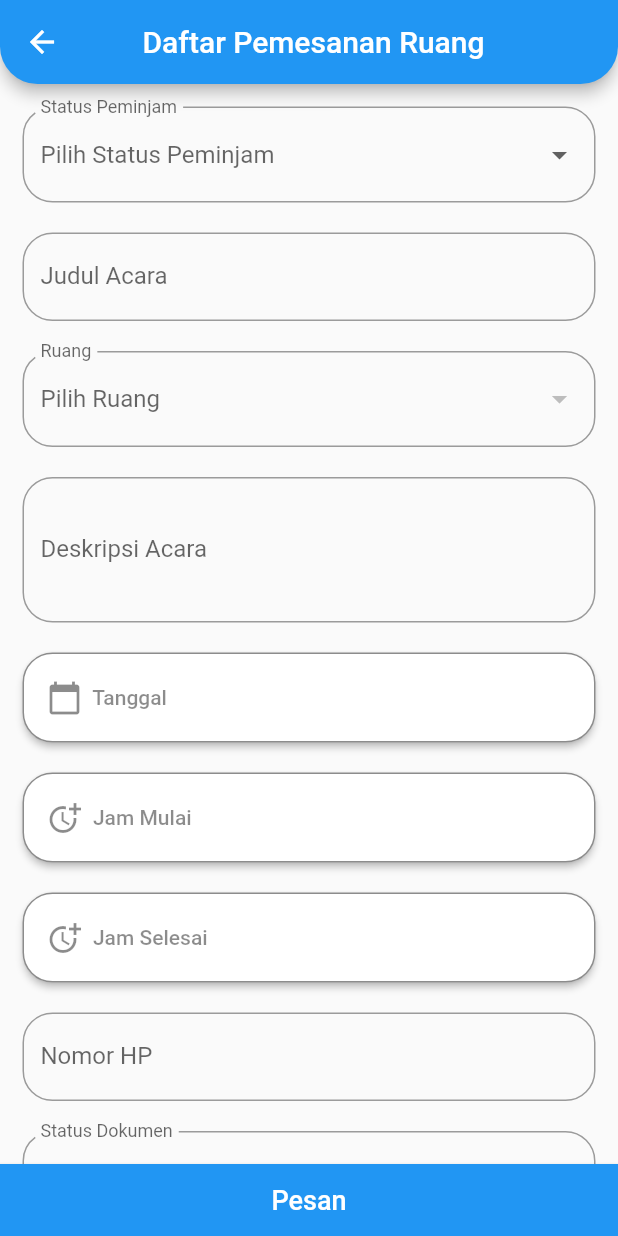
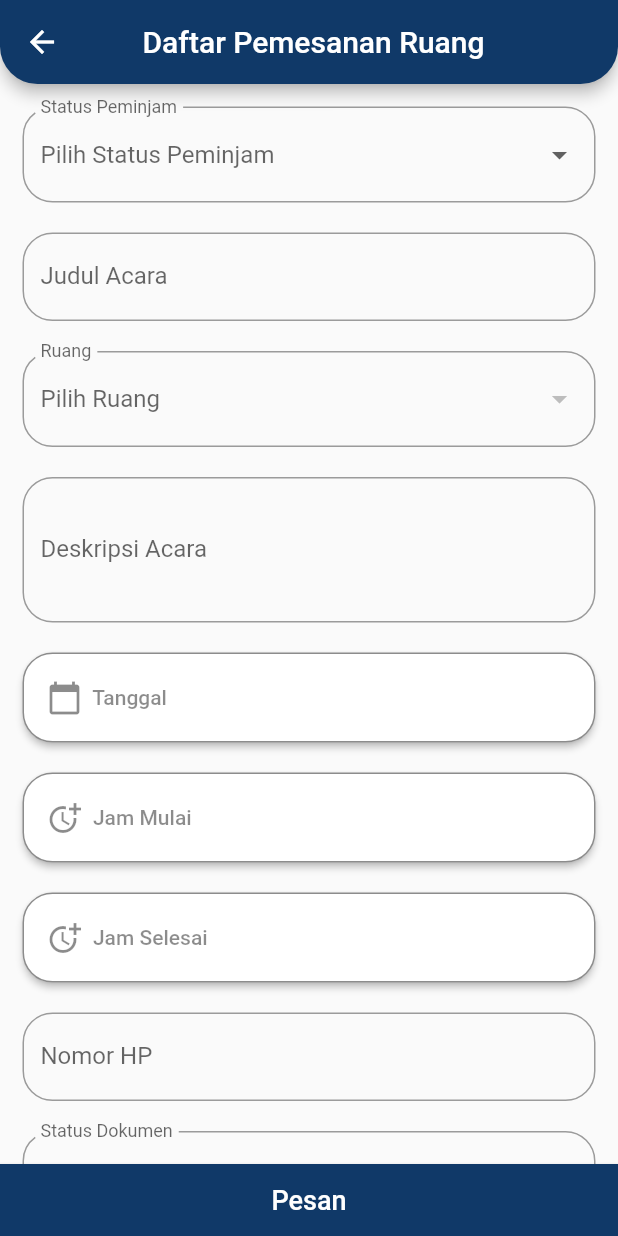
Before and after one commit to fiqriAidin/apk_peminjaman_ruang, a Flutter app: the HomeAdmin screen opened directly, item 4 of the bottom bar chosen, after a tap on "Pesan Ruang", on a phone screen of 412 x 824 dp. Run offline on Flutter 3.47's test engine with Material 2 defaults, Android fonts, the phone set to English and light mode, and no system bars; our stand-ins replace charts_flutter, file_picker, google_nav_bar, introduction_screen, pie_chart; network calls fail.

Commit message:
update warna PENS

```diff
--- a/lib/pages/beranda.dart
+++ b/lib/pages/beranda.dart
@@ -1,6 +1,7 @@
 import 'package:flutter/material.dart';
 import 'package:peminjaman_ruang/pages/login.dart';
 import 'package:charts_flutter/flutter.dart' as charts;
+import 'package:peminjaman_ruang/utils/api.dart';
 import 'package:pie_chart/pie_chart.dart';
 
 //membuat model dalam satu tahun
@@ -84,6 +85,7 @@ class Beranda extends StatelessWidget {
 
     return Scaffold(
       appBar: AppBar(
+        backgroundColor: Color.fromRGBO(16, 57, 104, 1),
         title: Container(
           padding: EdgeInsets.only(left: 50),
           alignment: Alignment.center,
@@ -130,10 +132,18 @@ class Beranda extends StatelessWidget {
                       ),
                     ),
                   ),
-                  const ListNotif(),
-                  const ListNotif(),
-                  const ListNotif(),
-                  const ListNotif(),
+                  FutureBuilder(
+                    future: getDataPesanan(),
+                    builder: (context, snapshot) {
+                      if (snapshot.hasError) print(snapshot.error);
+
+                      return snapshot.hasData
+                          ? ListNotif(data: snapshot.data)
+                          : const Center(
+                              child: CircularProgressIndicator(),
+                            );
+                    },
+                  ),
                 ],
               ),
             ),
@@ -148,36 +158,42 @@ class Beranda extends StatelessWidget {
               ),
             ),
           ),
-          // Card(
-          //   elevation: 5,
-          //   margin: EdgeInsets.all(15),
-          //   child: Container(
-          //     padding: EdgeInsets.all(15),
-          //     child: Row(
-          //       children: [
-          //         Expanded(
-          //           child: Container(
-          //             child: Text(
-          //                 "Ruang Lap Atas sering dilakukan peminjaman dalam bulan ini"),
-          //           ),
-          //         ),
-          //         Expanded(
-          //           child: PieChart(
-          //             chartType: ChartType.ring,
-          //             dataMap: dataMapRuang,
-          //             animationDuration: Duration(milliseconds: 1000),
-          //             chartLegendSpacing: 5,
-          //             // chartRadius: MediaQuery.of(context).size.width / 7.5,
-          //             chartValuesOptions: ChartValuesOptions(
-          //               showChartValuesInPercentage: true,
-          //             ),
-          //             totalValue: 20,
-          //           ),
-          //         ),
-          //       ],
-          //     ),
-          //   ),
-          // ),
+          Card(
+            elevation: 5,
+            margin: EdgeInsets.all(15),
+            shape:
+                RoundedRectangleBorder(borderRadius: BorderRadius.circular(20)),
+            child: Container(
+              padding: EdgeInsets.all(15),
+              child: Row(
+                children: [
+                  Expanded(
+                    child: Container(
+                      child: Text(
+                          "Ruang yang sering dilakukan peminjaman dalam bulan ini adalah Lap Atas"),
+                    ),
+                  ),
+                  Expanded(
+                    child: PieChart(
+                      chartType: ChartType.ring,
+                      dataMap: dataMapRuang,
+                      animationDuration: Duration(milliseconds: 1000),
+                      baseChartColor: Colors.grey.withOpacity(0.5),
+                      colorList: [Colors.greenAccent],
+                      chartRadius: MediaQuery.of(context).size.width / 6,
+                      legendOptions: LegendOptions(
+                        showLegends: false,
+                      ),
+                      chartValuesOptions: ChartValuesOptions(
+                        showChartValuesInPercentage: true,
+                      ),
+                      totalValue: 15,
+                    ),
+                  ),
+                ],
+              ),
+            ),
+          ),
           Card(
             elevation: 5,
             margin: EdgeInsets.all(15),
@@ -267,7 +283,8 @@ class Beranda extends StatelessWidget {
 }
 
 class ListNotif extends StatelessWidget {
-  const ListNotif({Key? key}) : super(key: key);
+  ListNotif({Key? key, this.data}) : super(key: key);
+  var data;
 
   @override
   Widget build(BuildContext context) {
@@ -276,8 +293,8 @@ class ListNotif extends StatelessWidget {
         const Padding(padding: EdgeInsets.only(top: 10)),
         Container(
           alignment: Alignment.topLeft,
-          child: const Text(
-            "22-02-2022 20.00 s/d 22.00",
+          child: Text(
+            "waktuPinjam",
             style: TextStyle(fontSize: 14.0, color: Colors.grey),
           ),
         ),
--- a/lib/pages/create_ruang.dart
+++ b/lib/pages/create_ruang.dart
@@ -135,6 +135,7 @@ class _CreateRuangState extends State<CreateRuang> {
   Widget build(BuildContext context) {
     return Scaffold(
       appBar: AppBar(
+        backgroundColor: Color.fromRGBO(16, 57, 104, 1),
         title: Container(
             alignment: Alignment.center,
             padding: const EdgeInsets.only(right: 50),
@@ -206,13 +207,13 @@ class _CreateRuangState extends State<CreateRuang> {
             }
           },
           style: ElevatedButton.styleFrom(
-            backgroundColor: Theme.of(context).primaryColor,
+            backgroundColor: const Color.fromRGBO(16, 57, 104, 1),
             shape: RoundedRectangleBorder(
               borderRadius: BorderRadius.circular(0),
             ),
           ),
           child: const Text(
-            "Kirim",
+            "Simpan",
             style: TextStyle(fontSize: 18.0, color: Colors.white),
           ),
         ),
--- a/lib/pages/detailPesanan.dart
+++ b/lib/pages/detailPesanan.dart
@@ -86,6 +86,7 @@ class _DetailPesananState extends State<DetailPesanan> {
   Widget build(BuildContext context) {
     return Scaffold(
       appBar: AppBar(
+        backgroundColor: Color.fromRGBO(16, 57, 104, 1),
         title: Container(
             padding: EdgeInsets.only(right: 50),
             alignment: Alignment.center,
--- a/lib/pages/homeAdmin.dart
+++ b/lib/pages/homeAdmin.dart
@@ -52,7 +52,7 @@ class _HomeAdminState extends State<HomeAdmin>
           child: GNav(
             color: Colors.black,
             activeColor: Colors.white,
-            tabBackgroundColor: Colors.blue,
+            tabBackgroundColor: Color.fromRGBO(16, 57, 104, 1),
             gap: 8,
             padding: const EdgeInsets.all(16),
             tabs: [
--- a/lib/pages/homeUsers.dart
+++ b/lib/pages/homeUsers.dart
@@ -50,7 +50,7 @@ class _HomeUsersState extends State<HomeUsers>
           child: GNav(
             color: Colors.black,
             activeColor: Colors.white,
-            tabBackgroundColor: Colors.blue,
+            tabBackgroundColor: Color.fromRGBO(16, 57, 104, 1),
             gap: 8,
             padding: const EdgeInsets.all(16),
             tabs: [
--- a/lib/pages/list_pesanan.dart
+++ b/lib/pages/list_pesanan.dart
@@ -26,6 +26,7 @@ class _ListPesananState extends State<ListPesanan> {
   Widget build(BuildContext context) {
     return Scaffold(
       appBar: AppBar(
+        backgroundColor: Color.fromRGBO(16, 57, 104, 1),
         title: Container(
           padding: EdgeInsets.only(left: 50),
           alignment: Alignment.center,
--- a/lib/pages/list_ruang.dart
+++ b/lib/pages/list_ruang.dart
@@ -26,6 +26,7 @@ class _ListRuangState extends State<ListRuang> {
   Widget build(BuildContext context) {
     return Scaffold(
       appBar: AppBar(
+        backgroundColor: Color.fromRGBO(16, 57, 104, 1),
         title: Container(
           padding: EdgeInsets.only(left: 50),
           alignment: Alignment.center,
--- a/lib/pages/master_status.dart
+++ b/lib/pages/master_status.dart
@@ -216,6 +216,7 @@ class _MasterStatusState extends State<MasterStatus> {
   Widget build(BuildContext context) {
     return Scaffold(
       appBar: AppBar(
+        backgroundColor: Color.fromRGBO(16, 57, 104, 1),
         title: Container(
           alignment: Alignment.center,
           padding: EdgeInsets.only(left: 50),
--- a/lib/pages/pesan_ruang.dart
+++ b/lib/pages/pesan_ruang.dart
@@ -224,6 +224,7 @@ class _PesanRuangState extends State<PesanRuang> {
   Widget build(BuildContext context) {
     return Scaffold(
       appBar: AppBar(
+        backgroundColor: Color.fromRGBO(16, 57, 104, 1),
         title: Container(
           padding: EdgeInsets.only(right: 50),
           alignment: Alignment.center,
@@ -384,7 +385,7 @@ class _PesanRuangState extends State<PesanRuang> {
             kirimValue();
           },
           style: ElevatedButton.styleFrom(
-            backgroundColor: Theme.of(context).primaryColor,
+            backgroundColor: const Color.fromRGBO(16, 57, 104, 1),
             shape: RoundedRectangleBorder(
               borderRadius: BorderRadius.circular(0),
             ),
```
